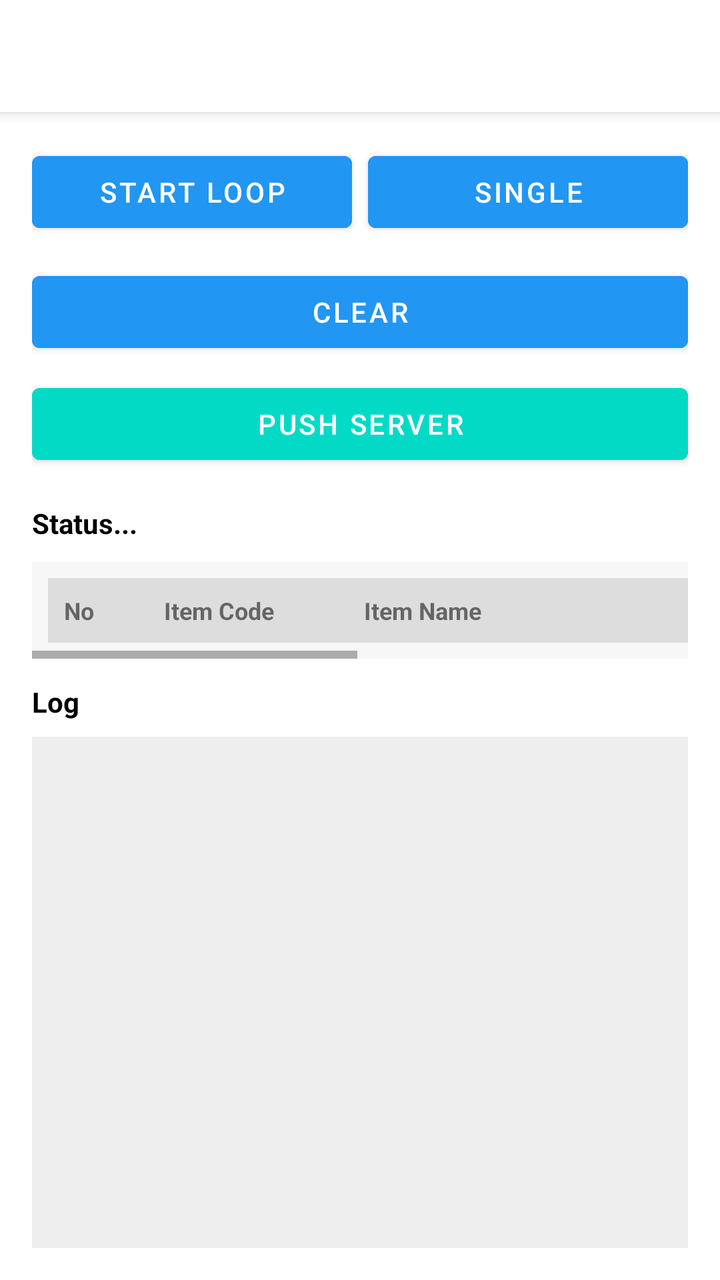
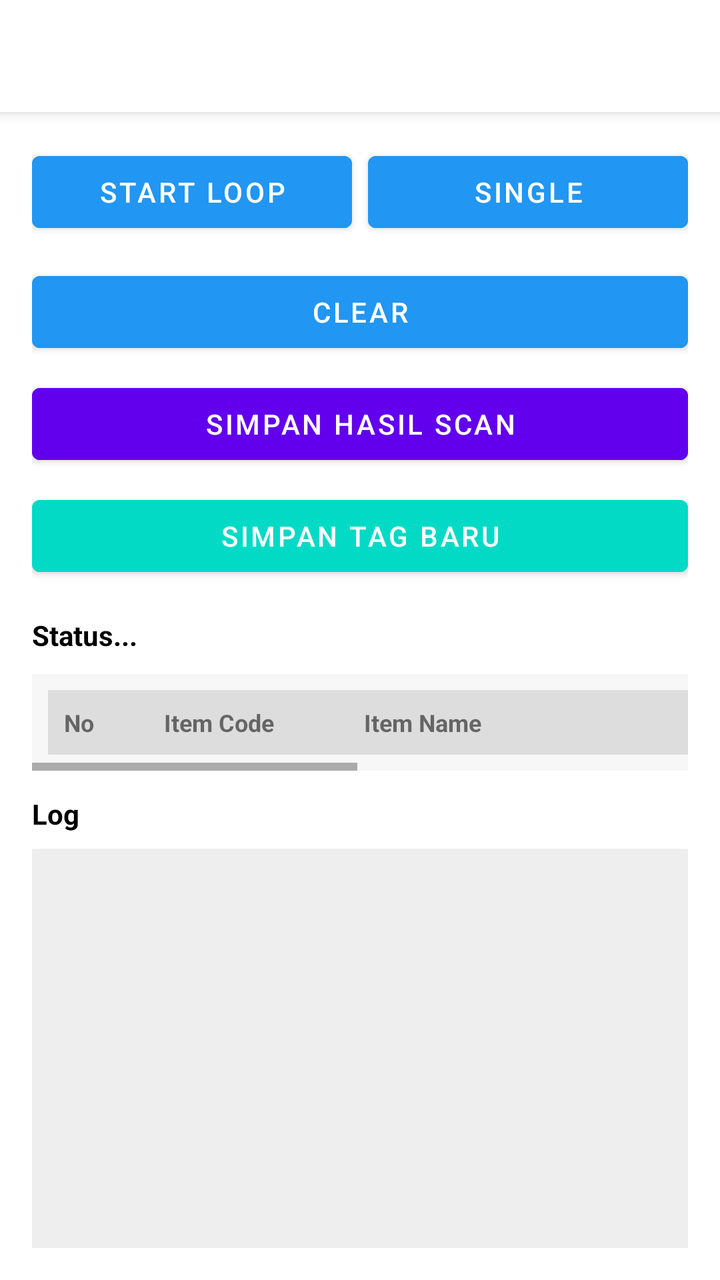

Screens rendered from an Android XML layout before and after an edit, with the pre-edit source and the edit as a unified diff.
<!-- AndroidManifest.xml: application theme Theme.Newrfid -->
<!-- res/layout/activity_main.xml -->
<?xml version="1.0" encoding="utf-8"?>
<androidx.coordinatorlayout.widget.CoordinatorLayout
    xmlns:android="http://schemas.android.com/apk/res/android"
    xmlns:app="http://schemas.android.com/apk/res-auto"
    android:layout_width="match_parent"
    android:layout_height="match_parent"
    android:background="@android:color/white">

    
    <com.google.android.material.appbar.AppBarLayout
        android:layout_width="match_parent"
        android:layout_height="wrap_content">

        <com.google.android.material.appbar.MaterialToolbar
            android:id="@+id/toolbar"
            android:layout_width="match_parent"
            android:layout_height="?attr/actionBarSize"
            android:background="@android:color/white"
            android:title="@string/rfid_scanner"
            android:titleTextColor="@android:color/black"
            app:titleCentered="false" />
    </com.google.android.material.appbar.AppBarLayout>

    
    <androidx.core.widget.NestedScrollView
        android:id="@+id/rootScroll"
        android:layout_width="match_parent"
        android:layout_height="match_parent"
        android:fillViewport="true"
        android:padding="16dp"
        app:layout_behavior="@string/appbar_scrolling_view_behavior">

        <LinearLayout
            android:id="@+id/root"
            android:layout_width="match_parent"
            android:layout_height="wrap_content"
            android:orientation="vertical">

            
            <LinearLayout
                android:layout_width="match_parent"
                android:layout_height="wrap_content"
                android:orientation="horizontal">

                <Button
                    android:id="@+id/btnLoop"
                    android:layout_width="0dp"
                    android:layout_height="wrap_content"
                    android:layout_weight="1"
                    android:text="@string/start_loop"
                    android:textColor="@android:color/white"
                    android:layout_marginEnd="8dp"
                    android:backgroundTint="@color/blue_500" />

                <Button
                    android:id="@+id/btnSingle"
                    android:layout_width="0dp"
                    android:layout_height="wrap_content"
                    android:layout_weight="1"
                    android:text="@string/single"
                    android:textColor="@android:color/white"
                    android:backgroundTint="@color/blue_500" />
            </LinearLayout>

            
            <Button
                android:id="@+id/btnClear"
                android:layout_width="match_parent"
                android:layout_height="wrap_content"
                android:layout_marginTop="12dp"
                android:text="@string/clear"
                android:textColor="@android:color/white"
                android:backgroundTint="@color/blue_500" />

            
            <Button
                android:id="@+id/btnPush"
                android:layout_width="match_parent"
                android:layout_height="wrap_content"
                android:layout_marginTop="8dp"
                android:text="@string/push_server"
                android:textColor="@android:color/white"
                android:backgroundTint="@color/design_default_color_secondary" />

            
            <TextView
                android:id="@+id/tvInfo"
                android:layout_width="match_parent"
                android:layout_height="wrap_content"
                android:layout_marginTop="16dp"
                android:text="@string/status"
                android:textSize="14sp"
                android:textStyle="bold"
                android:textColor="@android:color/black" />

            
            <HorizontalScrollView
                android:layout_width="match_parent"
                android:layout_height="wrap_content"
                android:layout_marginTop="10dp"
                android:fillViewport="true"
                android:scrollbars="horizontal"
                android:background="#F7F7F7">

                <LinearLayout
                    android:layout_width="wrap_content"
                    android:layout_height="wrap_content"
                    android:orientation="vertical"
                    android:padding="8dp">

                    
                    <LinearLayout
                        android:layout_width="wrap_content"
                        android:layout_height="wrap_content"
                        android:orientation="horizontal"
                        android:background="#DDDDDD"
                        android:padding="8dp">

                        <TextView
                            android:layout_width="50dp"
                            android:layout_height="wrap_content"
                            android:text="No"
                            android:textStyle="bold"
                            android:textSize="12sp" />

                        <TextView
                            android:layout_width="100dp"
                            android:layout_height="wrap_content"
                            android:text="Item Code"
                            android:textStyle="bold"
                            android:textSize="12sp" />

                        <TextView
                            android:layout_width="200dp"
                            android:layout_height="wrap_content"
                            android:text="Item Name"
                            android:textStyle="bold"
                            android:textSize="12sp" />

                        <TextView
                            android:layout_width="60dp"
                            android:layout_height="wrap_content"
                            android:gravity="end"
                            android:text="End Stock"
                            android:textStyle="bold"
                            android:textSize="12sp" />

                        <TextView
                            android:layout_width="60dp"
                            android:layout_height="wrap_content"
                            android:gravity="end"
                            android:text="Scan"
                            android:textStyle="bold"
                            android:textSize="12sp" />

                        <TextView
                            android:layout_width="60dp"
                            android:layout_height="wrap_content"
                            android:gravity="end"
                            android:text="Selisih"
                            android:textStyle="bold"
                            android:textSize="12sp" />

                        <TextView
                            android:layout_width="100dp"
                            android:layout_height="wrap_content"
                            android:gravity="end"
                            android:text="Status"
                            android:textStyle="bold"
                            android:textSize="12sp" />
                    </LinearLayout>

                    
                    <androidx.recyclerview.widget.RecyclerView
                        android:id="@+id/rvProducts"
                        android:layout_width="wrap_content"
                        android:layout_height="wrap_content"
                        android:nestedScrollingEnabled="false" />
                </LinearLayout>
            </HorizontalScrollView>

            
            <TextView
                android:layout_width="match_parent"
                android:layout_height="wrap_content"
                android:layout_marginTop="12dp"
                android:text="Log"
                android:textStyle="bold"
                android:textColor="@android:color/black" />

            
            <TextView
                android:id="@+id/tvLog"
                android:layout_width="match_parent"
                android:layout_height="300dp"
                android:layout_marginTop="8dp"
                android:textSize="12sp"
                android:textColor="@android:color/black"
                android:textIsSelectable="true"
                android:background="#EEEEEE"
                android:padding="10dp"
                android:scrollbars="vertical" />

        </LinearLayout>
    </androidx.core.widget.NestedScrollView>

</androidx.coordinatorlayout.widget.CoordinatorLayout>
<!-- resources referenced by this layout -->
<resources>
  <color name="blue_500">#2196F3</color>
  <string name="clear">Clear</string>
  <string name="push_server">Push Server</string>
  <string name="rfid_scanner">RFID Scanner</string>
  <string name="single">Single</string>
  <string name="start_loop">Start Loop</string>
  <string name="status">Status...</string>
  <style name="Theme.Newrfid" parent="Theme.MaterialComponents.Light.NoActionBar">
          <item name="android:windowBackground">@android:color/white</item>
          <item name="colorSurface">@android:color/white</item>
          <item name="colorOnSurface">@android:color/black</item>
  
          <item name="colorPrimary">#2196F3</item>
          <item name="colorPrimaryVariant">#1976D2</item>
          <item name="colorOnPrimary">@android:color/white</item>
  
          <item name="android:statusBarColor">@android:color/white</item>
          <item name="android:windowLightStatusBar">true</item>
      </style>
</resources>

<!-- the commit's change to res/layout/activity_main.xml (unified diff, before → after) -->
@@ -74,6 +74,16 @@
 
             
             <Button
+                android:id="@+id/btnSaveScan"
+                android:layout_width="match_parent"
+                android:layout_height="wrap_content"
+                android:layout_marginTop="8dp"
+                android:text="Simpan Hasil Scan"
+                android:textColor="@android:color/white"
+                android:backgroundTint="@color/design_default_color_primary" />
+
+            
+            <Button
                 android:id="@+id/btnPush"
                 android:layout_width="match_parent"
                 android:layout_height="wrap_content"
<!-- resource entries referenced after the edit -->
@@ -2,7 +2,7 @@
 <resources>
   <color name="blue_500">#2196F3</color>
   <string name="clear">Clear</string>
-  <string name="push_server">Push Server</string>
+  <string name="push_server">Simpan Tag Baru</string>
   <string name="rfid_scanner">RFID Scanner</string>
   <string name="single">Single</string>
   <string name="start_loop">Start Loop</string>
